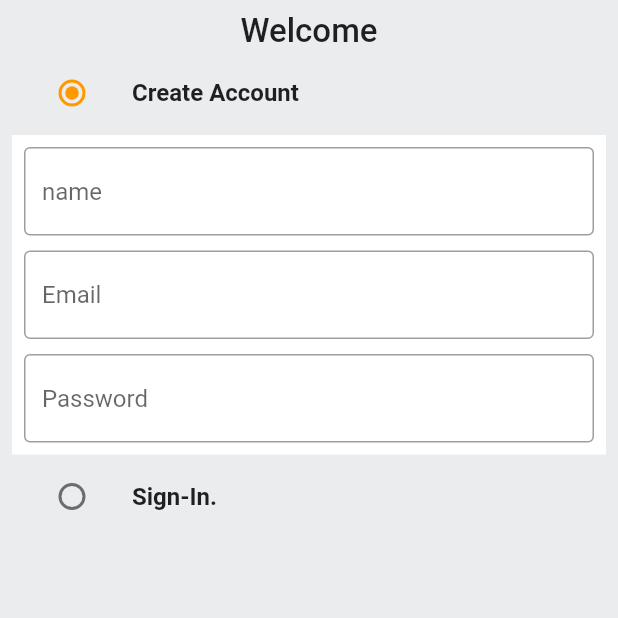
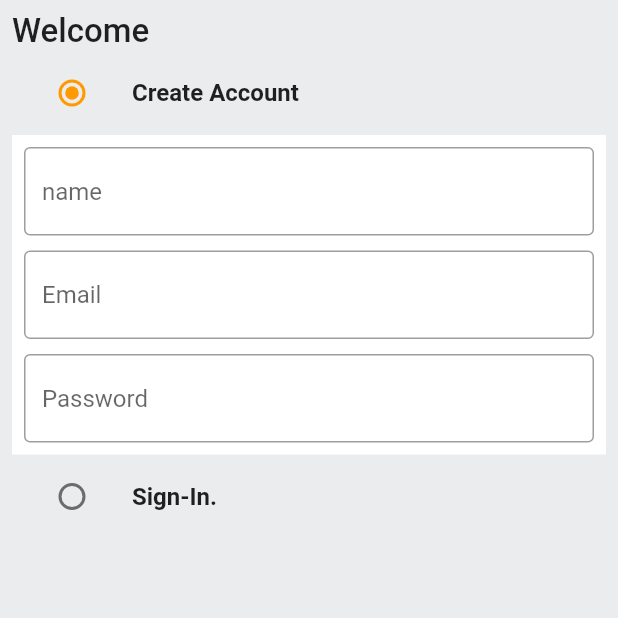
Before and after one commit to HusenZ/second_hand_mobils, a Flutter app: the screen it shows after launch, on a phone screen of 412 x 824 dp, the top half of it. Run offline on Flutter 3.47's test engine with Material 2 defaults, Android fonts, the light colour scheme and no system bars.

Commit message:
bloc commit

```diff
--- a/lib/features/auth/auth_screen.dart
+++ b/lib/features/auth/auth_screen.dart
@@ -1,4 +1,3 @@
-import 'package:flutter/foundation.dart';
 import 'package:flutter/material.dart';
 import 'package:second_hand_mobils/constants/global_variables.dart';
 import 'package:second_hand_mobils/widgets/custom_text_field.dart';
@@ -41,6 +40,7 @@ class _AuthScreenState extends State<AuthScreen> {
         child: Padding(
           padding: const EdgeInsets.all(8.0),
           child: Column(
+            crossAxisAlignment: CrossAxisAlignment.start,
             children: [
               const Text(
                 'Welcome',
@@ -72,7 +72,7 @@ class _AuthScreenState extends State<AuthScreen> {
                   padding: const EdgeInsets.all(8.0),
                   color: GlobalVariables.backgroundColor,
                   child: Form(
-                    key: _singInFormKey,
+                    key: _singUpFormKey,
                     child: Column(
                       children: [
                         CustomTextField(
@@ -115,6 +115,29 @@ class _AuthScreenState extends State<AuthScreen> {
                   },
                 ),
               ),
+              if (_auth == Auth.signIn)
+                Container(
+                  padding: const EdgeInsets.all(8.0),
+                  color: GlobalVariables.backgroundColor,
+                  child: Form(
+                    key: _singInFormKey,
+                    child: Column(
+                      children: [
+                        CustomTextField(
+                          controller: _emailController,
+                          hintText: 'Email',
+                        ),
+                        const SizedBox(
+                          height: 10,
+                        ),
+                        CustomTextField(
+                          controller: _passwordController,
+                          hintText: 'Password',
+                        ),
+                      ],
+                    ),
+                  ),
+                ),
             ],
           ),
         ),
```
Also changed, not shown: 1 other file.
